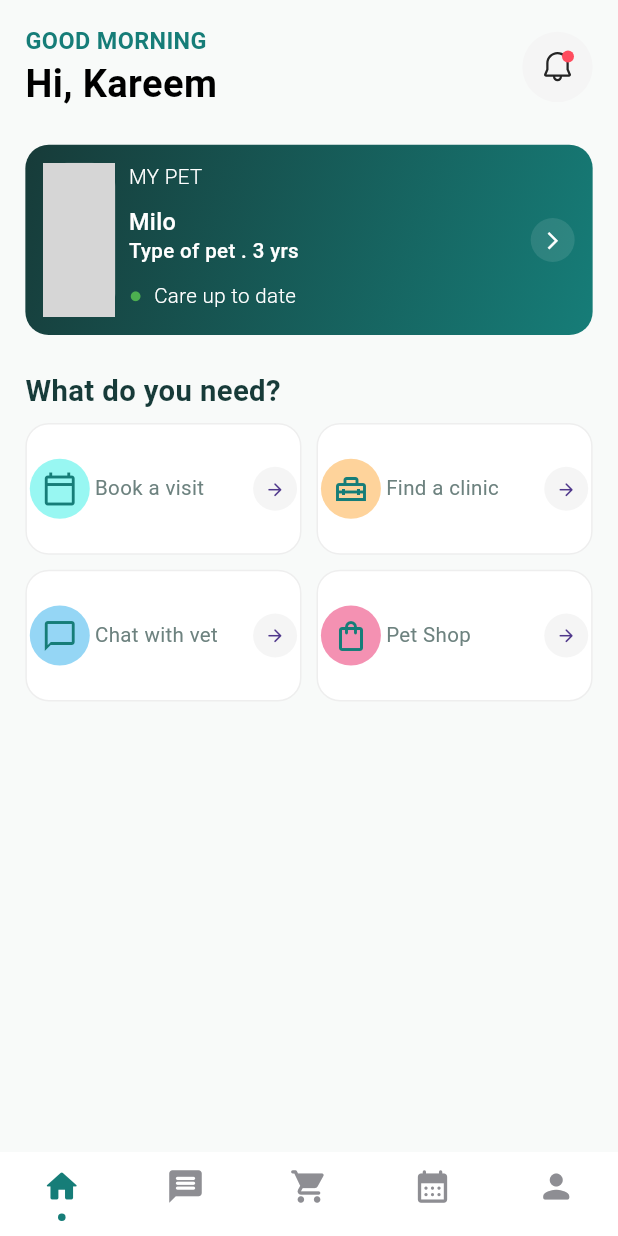
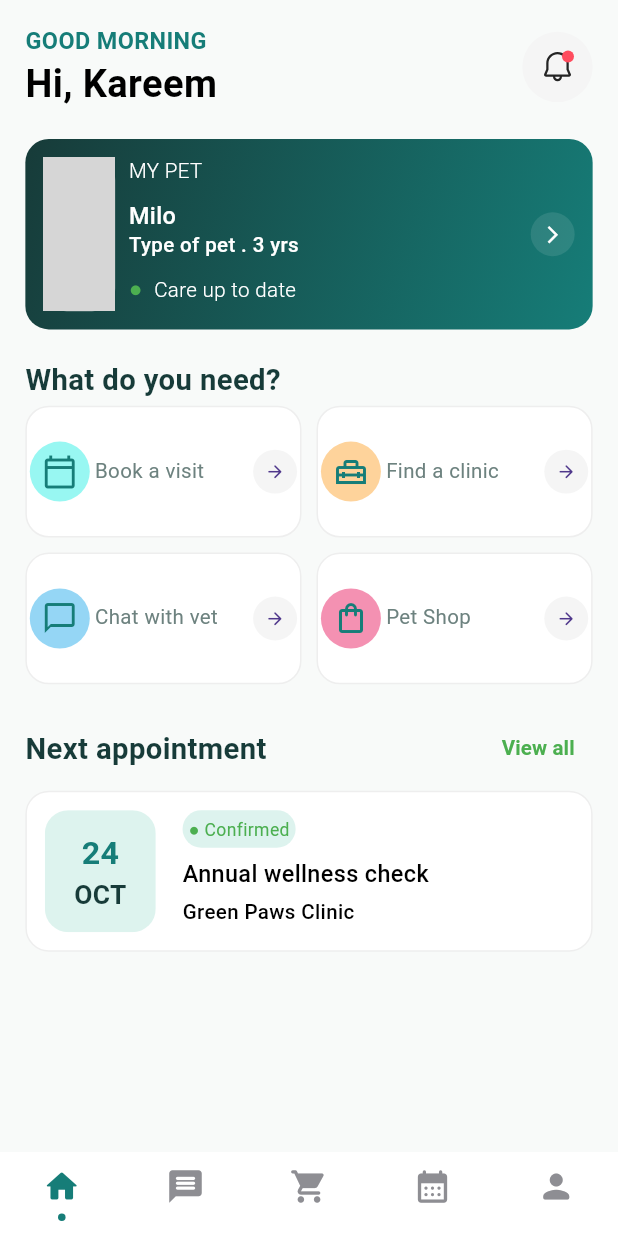
Before and after one commit to karim791/VetCare, a Flutter app: the screen it shows after launch, on a phone screen of 412 x 824 dp. Run offline on Flutter 3.47's test engine with Material 3 defaults, Android fonts, the phone set to English and light mode, and no system bars; drawn by our look-alikes of cached_network_image, persistent_bottom_nav_bar_v2; our stand-ins replace flutter_bloc, flutter_screenutil, flutter_svg, freezed_annotation, get_it, supabase_flutter; accounts and stored records are empty; network calls fail; grey boxes are pictures that could not be loaded.

Commit message:
-add app color -add some text styles -add appointment headline with text button -add appointment container widget

```diff
--- a/lib/core/utils/themes/app_colors.dart
+++ b/lib/core/utils/themes/app_colors.dart
@@ -12,4 +12,5 @@ class AppColors {
   static const Color lightGrey = Color(0xFF6D827F);
   static const Color lighterGrey = Color(0xFFF5F5F5);
   static const Color textFieldBorder = Color(0xFFE6EEEB);
+  static const Color lightGreen = Color(0xFFDDF3EE);
 }
--- a/lib/core/utils/themes/text_styles.dart
+++ b/lib/core/utils/themes/text_styles.dart
@@ -29,6 +29,11 @@ class TextStyles {
     color: AppColors.darkGreen,
     fontWeight: FontWeightHelper.bold,
   );
+  static TextStyle font22DeepGreenBold = TextStyle(
+    fontSize: 22.sp,
+    color: AppColors.deepGreen,
+    fontWeight: FontWeightHelper.bold,
+  );
   static TextStyle font20DarkGreenSemiBold = TextStyle(
     fontSize: 20.sp,
     color: AppColors.darkGreen,
@@ -37,6 +42,11 @@ class TextStyles {
   static TextStyle font20WhiteSemiBold = TextStyle(
     fontSize: 20.sp,
     color: Colors.white,
+    fontWeight: FontWeightHelper.semiBold,
+  );
+  static TextStyle font18DarkGreenSemiBold = TextStyle(
+    fontSize: 18.sp,
+    color: AppColors.darkGreen,
     fontWeight: FontWeightHelper.semiBold,
   );
   static TextStyle font16DeepGreenBold = TextStyle(
@@ -52,6 +62,11 @@ class TextStyles {
   static TextStyle font16WhiteMedium = TextStyle(
     fontSize: 16.sp,
     color: Colors.white,
+    fontWeight: FontWeightHelper.medium,
+  );
+  static TextStyle font16BlackMedium = TextStyle(
+    fontSize: 16.sp,
+    color: Colors.black,
     fontWeight: FontWeightHelper.medium,
   );
   static TextStyle font14LightGrayRegular = TextStyle(
@@ -74,4 +89,19 @@ class TextStyles {
     color: Colors.white,
     fontWeight: FontWeightHelper.light,
   );
+  static TextStyle font14BlackMedium = TextStyle(
+    fontSize: 14.sp,
+    color: Colors.black,
+    fontWeight: FontWeightHelper.medium,
+  );
+  static TextStyle font14GreenBold = TextStyle(
+    fontSize: 14.sp,
+    color: Colors.green,
+    fontWeight: FontWeightHelper.bold,
+  );
+  static TextStyle font12GreenRegular = TextStyle(
+    fontSize: 12.sp,
+    color: Colors.green,
+    fontWeight: FontWeightHelper.regular,
+  );
 }
--- a/lib/features/home/views/pages/home_page.dart
+++ b/lib/features/home/views/pages/home_page.dart
@@ -5,6 +5,7 @@ import 'package:vetcare/features/home/views/widgets/headline_with_text_button.da
 import 'package:vetcare/features/home/views/widgets/home_top_bar.dart';
 import 'package:vetcare/features/home/views/widgets/pet_container.dart';
 
+import '../widgets/appointment_container.dart';
 import '../widgets/services_grid_items.dart';
 
 class HomePage extends StatelessWidget {
@@ -17,16 +18,26 @@ class HomePage extends StatelessWidget {
         child: Container(
           width: double.infinity,
           margin: EdgeInsets.fromLTRB(16.w, 16.h, 16.w, 28.h),
+          child: SingleChildScrollView(
             child: Column(
               children: [
                 HomeTopBar(),
-              verticalSpace(24.h),
+                verticalSpace(20.h),
                 PetContainer(),
-              verticalSpace(24.h),
+                verticalSpace(20.h),
                 HeadlineWithTextButton(headline: 'What do you need?'),
-              verticalSpace(8.h),
+                verticalSpace(4.h),
                 ServicesGridItems(),
+                verticalSpace(20.h),
+                HeadlineWithTextButton(
+                  headline: 'Next appointment',
+                  buttonText: 'View all',
+                ),
+                verticalSpace(4.h),
+                AppointmentContainer(),
+                verticalSpace(20.h),
               ],
+            ),
           ),
         ),
       ),
--- /dev/null
+++ b/lib/features/home/views/widgets/appointment_container.dart
@@ -0,0 +1,68 @@
+import 'package:flutter/material.dart';
+import 'package:flutter_screenutil/flutter_screenutil.dart';
+import 'package:vetcare/core/utils/themes/app_colors.dart';
+import 'package:vetcare/core/utils/themes/text_styles.dart';
+
+import '../../../../core/helpers/spacing.dart';
+
+class AppointmentContainer extends StatelessWidget {
+  const new({super.key});
+
+  @override
+  Widget build(BuildContext context) {
+    return Container(
+      height: 110.h,
+      width: double.infinity,
+      padding: EdgeInsets.all(12),
+      decoration: BoxDecoration(
+        color: Colors.white,
+        border: Border.all(color: Colors.grey.shade200),
+        borderRadius: BorderRadius.all(Radius.circular(16.r)),
+      ),
+      child: Row(
+        children: [
+          ClipRRect(
+            borderRadius: BorderRadiusGeometry.all(Radius.circular(16.r)),
+            child: Container(
+              width: 70.w,
+              decoration: BoxDecoration(color: AppColors.lightGreen),
+              child: Column(
+                mainAxisAlignment: MainAxisAlignment.center,
+                children: [
+                  Text('24', style: TextStyles.font22DeepGreenBold),
+                  Text('OCT', style: TextStyles.font18DarkGreenSemiBold),
+                ],
+              ),
+            ),
+          ),
+          horizontalSpace(16.w),
+          Column(
+            crossAxisAlignment: CrossAxisAlignment.start,
+            children: [
+              DecoratedBox(
+                decoration: BoxDecoration(
+                  color: AppColors.lightGreen,
+                  borderRadius: BorderRadius.circular(16.r),
+                ),
+                child: Padding(
+                  padding: const EdgeInsets.all(4),
+                  child: Text(
+                    '● Confirmed',
+                    style: TextStyles.font12GreenRegular,
+                  ),
+                ),
+              ),
+              verticalSpace(6.h),
+              Text(
+                'Annual wellness check',
+                style: TextStyles.font16BlackMedium,
+              ),
+              verticalSpace(6.h),
+              Text('Green Paws Clinic', style: TextStyles.font14BlackMedium),
+            ],
+          ),
+        ],
+      ),
+    );
+  }
+}
--- a/lib/features/home/views/widgets/headline_with_text_button.dart
+++ b/lib/features/home/views/widgets/headline_with_text_button.dart
@@ -4,10 +4,12 @@ import 'package:vetcare/core/utils/themes/text_styles.dart';
 class HeadlineWithTextButton extends StatelessWidget {
   final String headline;
   final String? buttonText;
+  final VoidCallback? onTap;
   const HeadlineWithTextButton({
     super.key,
     required this.headline,
     this.buttonText,
+    this.onTap,
   });
 
   @override
@@ -16,7 +18,12 @@ class HeadlineWithTextButton extends StatelessWidget {
       children: [
         Text(headline, style: TextStyles.font20DarkGreenSemiBold),
         const Spacer(),
-        if(buttonText!=null)...[TextButton(onPressed: (){}, child: Text(buttonText!,style: TextStyles.font14LightGrayRegular,))]
+        if (buttonText != null) ...[
+          TextButton(
+            onPressed: onTap,
+            child: Text(buttonText!, style: TextStyles.font14GreenBold),
+          ),
+        ],
       ],
     );
   }
--- a/lib/features/home/views/widgets/services_grid_items.dart
+++ b/lib/features/home/views/widgets/services_grid_items.dart
@@ -56,8 +56,7 @@ class ServicesGridItems extends StatelessWidget {
   }
 
   Widget gridItem(IconData icon, String text, Color color) {
-    return Expanded(
-      child: Row(
+    return Row(
       children: [
         CircleAvatar(
           backgroundColor: color,
@@ -72,7 +71,6 @@ class ServicesGridItems extends StatelessWidget {
           child: Icon(Icons.arrow_forward_rounded, size: 14.sp),
         ),
       ],
-      ),
     );
   }
 }
```
Lines whose indentation alone changed are shown as unchanged.
